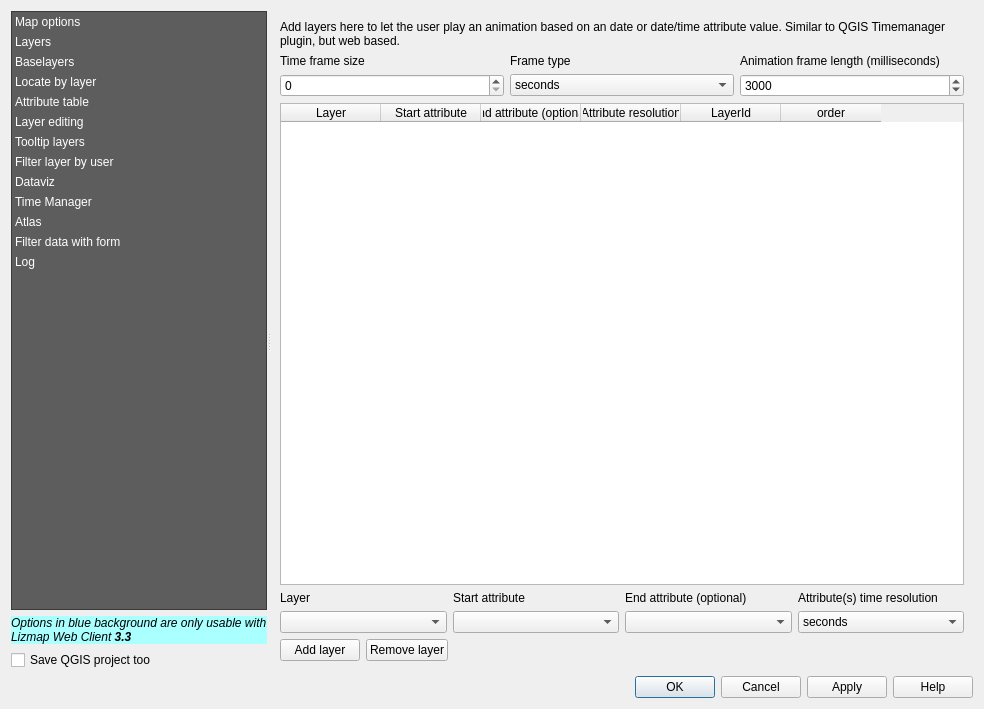
Above: resources/ui/ui_lizmap.ui from 3liz/lizmap-plugin before the change. Below: the same form after it.
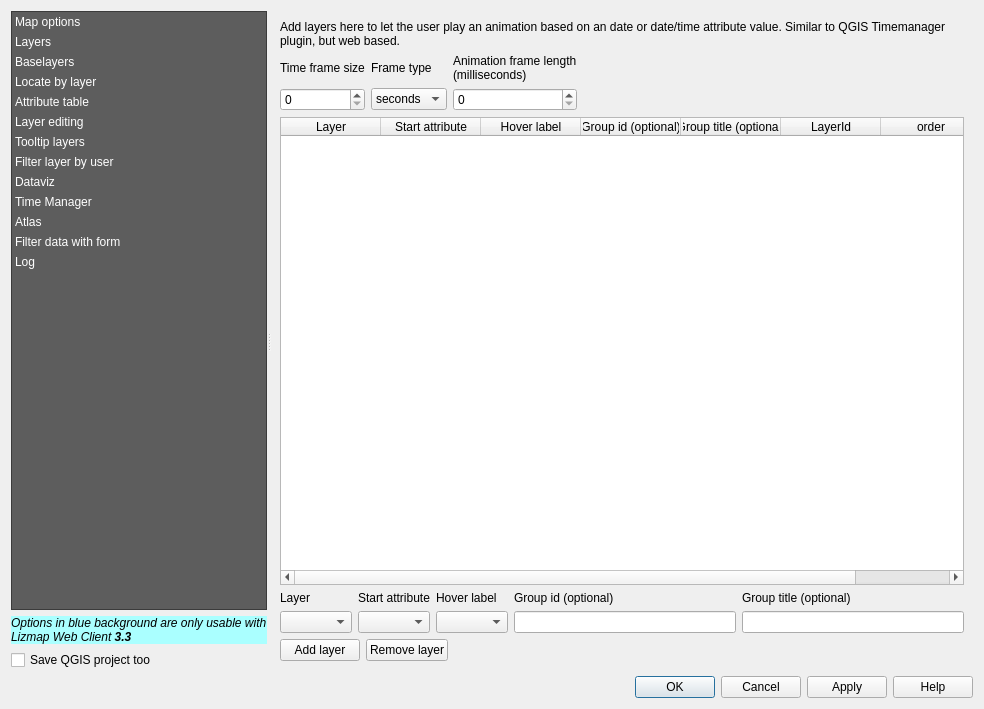
That is the form after the change. The open tabs and pages were chosen to show the change. Custom widgets are drawn as their Qt base class.

Commit message: revert end attribute which is LWC 3.4 feature #29c52b5

The edit to the form file:
```diff
--- a/resources/ui/ui_lizmap.ui
+++ b/resources/ui/ui_lizmap.ui
@@ -3880,9 +3880,6 @@
                    <property name="maximum">
                     <number>10000</number>
                    </property>
-                   <property name="value">
-                    <number>3000</number>
-                   </property>
                   </widget>
                  </item>
                  <item row="1" column="1">
@@ -3924,6 +3921,19 @@
                    </item>
                   </widget>
                  </item>
+                 <item row="1" column="3">
+                  <spacer name="horizontalSpacer_23">
+                   <property name="orientation">
+                    <enum>Qt::Horizontal</enum>
+                   </property>
+                   <property name="sizeHint" stdset="0">
+                    <size>
+                     <width>40</width>
+                     <height>20</height>
+                    </size>
+                   </property>
+                  </spacer>
+                 </item>
                 </layout>
                </item>
                <item>
@@ -3958,12 +3968,17 @@
                  </column>
                  <column>
                   <property name="text">
-                   <string>End attribute (optional)</string>
+                   <string>Hover label</string>
                   </property>
                  </column>
                  <column>
                   <property name="text">
-                   <string>Attribute resolution</string>
+                   <string>Group id (optional)</string>
+                  </property>
+                 </column>
+                 <column>
+                  <property name="text">
+                   <string>Group title (optional)</string>
                   </property>
                  </column>
                  <column>
@@ -4000,14 +4015,38 @@
                  <item row="1" column="2">
                   <widget class="QgsFieldComboBox" name="liTimemanagerStartAttribute">
                    <property name="toolTip">
-                    <string>Field with the start date/time</string>
+                    <string>Column with the date/time</string>
+                   </property>
+                  </widget>
+                 </item>
+                 <item row="0" column="5">
+                  <widget class="QLabel" name="label_48">
+                   <property name="text">
+                    <string>Group title (optional)</string>
+                   </property>
+                   <property name="wordWrap">
+                    <bool>true</bool>
+                   </property>
+                  </widget>
+                 </item>
+                 <item row="1" column="5">
+                  <widget class="QLineEdit" name="inTimemanagerGroupTitle">
+                   <property name="toolTip">
+                    <string>Optional, an ID and a title for groups of objects.</string>
+                   </property>
+                  </widget>
+                 </item>
+                 <item row="1" column="4">
+                  <widget class="QLineEdit" name="inTimemanagerGroup">
+                   <property name="toolTip">
+                    <string>Optional, an ID and a title for groups of objects.</string>
                    </property>
                   </widget>
                  </item>
                  <item row="0" column="3">
                   <widget class="QLabel" name="label_49">
                    <property name="text">
-                    <string>End attribute (optional)</string>
+                    <string>Hover label</string>
                    </property>
                    <property name="wordWrap">
                     <bool>true</bool>
@@ -4034,50 +4073,13 @@
                  <item row="0" column="4">
                   <widget class="QLabel" name="label_47">
                    <property name="text">
-                    <string>Attribute(s) time resolution</string>
+                    <string>Group id (optional)</string>
                    </property>
                    <property name="wordWrap">
                     <bool>true</bool>
                    </property>
                   </widget>
                  </item>
-                 <item row="1" column="4">
-                  <widget class="QComboBox" name="liTimemanagerAttributeResolution">
-                   <property name="toolTip">
-                    <string>Date/time resolution of the chosen attribute(s)</string>
-                   </property>
-                   <item>
-                    <property name="text">
-                     <string>seconds</string>
-                    </property>
-                   </item>
-                   <item>
-                    <property name="text">
-                     <string>minutes</string>
-                    </property>
-                   </item>
-                   <item>
-                    <property name="text">
-                     <string>hours</string>
-                    </property>
-                   </item>
-                   <item>
-                    <property name="text">
-                     <string>days</string>
-                    </property>
-                   </item>
-                   <item>
-                    <property name="text">
-                     <string>weeks</string>
-                    </property>
-                   </item>
-                   <item>
-                    <property name="text">
-                     <string>years</string>
-                    </property>
-                   </item>
-                  </widget>
-                 </item>
                 </layout>
                </item>
                <item>
```
Left out of the diff: 21 changed lines with no effect on the pictures. The commit also changes 2 other files.
